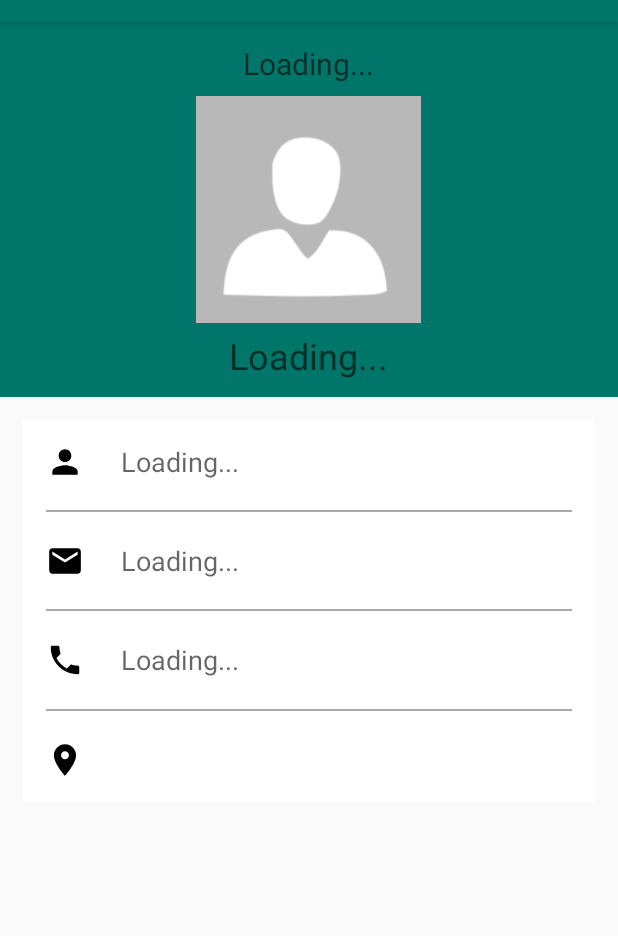
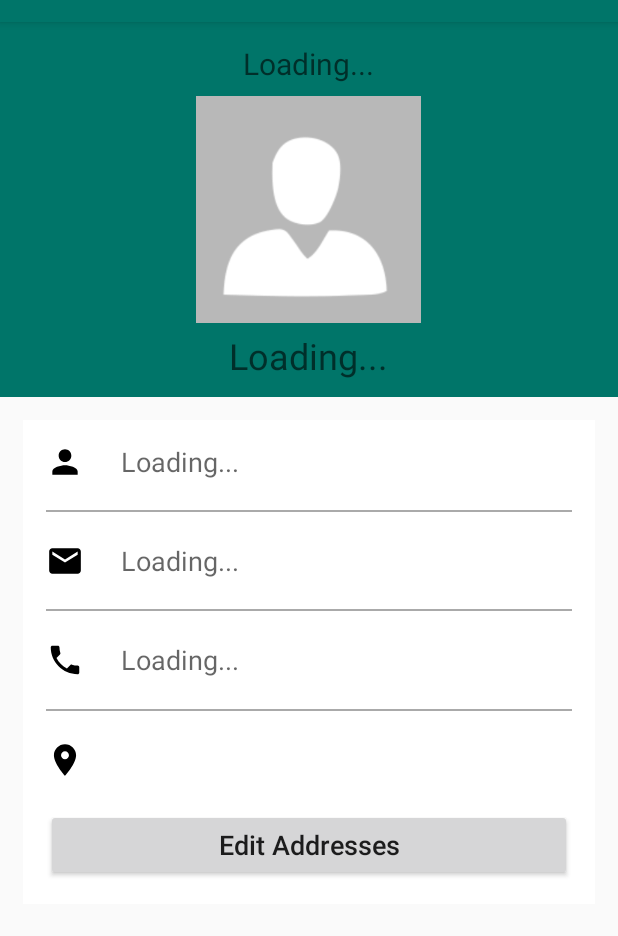
Before and after one commit to ZHLOW/sc2006-project, an Android app: the fragment FriendRequestsReceivedFragment placed in its activity, in the side drawer, after a tap on "Profile", on a phone screen of 412 x 824 dp, the part 62-998 px from its top. Run offline under Robolectric (Android 15) with nearby library versions, the phone set to English and light mode, and no system bars; our stand-ins replace Firebase (no records; nobody signed in at launch, a user with empty details on screens opened directly).

Commit message:
moved EditAddressesBtn to Fragment Profile +minor

```diff
--- a/app/src/main/java/com/example/meetpoint/FriendRequestsReceivedFragment.java
+++ b/app/src/main/java/com/example/meetpoint/FriendRequestsReceivedFragment.java
@@ -34,7 +34,7 @@ public class FriendRequestsReceivedFragment extends Fragment {
 
     private DatabaseReference FriendRequestRef, FriendRef, UserRef;
     private View FriendRequestsFragmentView;
-    Button SwtichRequestViewBtn;
+    Button SwitchRequestViewBtn;
     private RecyclerView myFriendRequestsList;
 
     String id = FirebaseAuth.getInstance().getCurrentUser().getUid();
@@ -50,7 +50,7 @@ public class FriendRequestsReceivedFragment extends Fragment {
         UserRef = FirebaseDatabase.getInstance().getReference("Users");
         myFriendRequestsList = (RecyclerView) FriendRequestsFragmentView.findViewById(R.id.Friend_Requests_Received_List);
         myFriendRequestsList.setLayoutManager(new LinearLayoutManager(getContext()));
-        SwtichRequestViewBtn = FriendRequestsFragmentView.findViewById(R.id.SwtichRequestSentViewBtn);
+        SwitchRequestViewBtn = FriendRequestsFragmentView.findViewById(R.id.SwtichRequestSentViewBtn);
 
         return FriendRequestsFragmentView;
     }
@@ -206,10 +206,10 @@ public class FriendRequestsReceivedFragment extends Fragment {
         myFriendRequestsList.setAdapter(adapter);
         adapter.startListening();
 
-        SwtichRequestViewBtn.setOnClickListener(new View.OnClickListener() {
+        SwitchRequestViewBtn.setOnClickListener(new View.OnClickListener() {
             @Override
             public void onClick(View v) {
-                SwtichRequestViewBtn.setVisibility(View.GONE);
+                SwitchRequestViewBtn.setVisibility(View.GONE);
                 Fragment sentRequestsFrag = new FriendRequestsSentFragment();
                 FragmentTransaction fm = getActivity().getSupportFragmentManager().beginTransaction();
                 fm.replace(R.id.Friend_Requests_Received_Container,sentRequestsFrag).commit();
--- a/app/src/main/java/com/example/meetpoint/HomePage.java
+++ b/app/src/main/java/com/example/meetpoint/HomePage.java
@@ -76,7 +76,7 @@ public class HomePage extends AppCompatActivity implements NavigationView.OnNavi
             case R.id.nav_logout:
                 AlertDialog.Builder builder = new AlertDialog.Builder(this);
 
-                builder.setMessage("Are you sure you to Logout?").setCancelable(false).setPositiveButton("Yes", new DialogInterface.OnClickListener() {
+                builder.setMessage("Are you sure you want to Logout?").setCancelable(false).setPositiveButton("Yes", new DialogInterface.OnClickListener() {
                     @Override
                     public void onClick(DialogInterface dialog, int which) {
                         FirebaseAuth.getInstance().signOut();
--- a/app/src/main/res/layout/fragment_profile.xml
+++ b/app/src/main/res/layout/fragment_profile.xml
@@ -160,6 +160,16 @@
                 android:hint=""
                 android:textSize="18sp" />
 
+            <Button
+                android:id="@+id/Edit_Addresses_Btn"
+                android:layout_width="match_parent"
+                android:layout_height="wrap_content"
+                android:layout_below="@id/ic_location"
+                android:layout_marginTop="20dp"
+                android:backgroundTint="@color/quantum_bluegrey400"
+                android:text="Edit Addresses"
+                android:textAllCaps="false"
+                android:textSize="18sp" />
 
         </RelativeLayout>
 
```
Also changed, not shown: app/src/main/res/layout/user_friends_display_layout.xml (+0 -11 lines).
